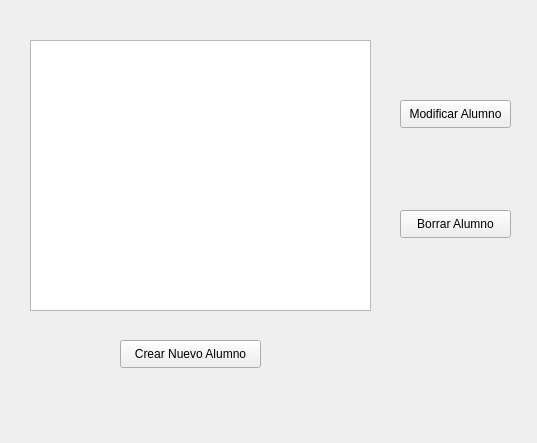
Above: TFGapp/TFGapp/menuAlumno.ui from tfgapp/tfg before the change. Below: the same form after it.
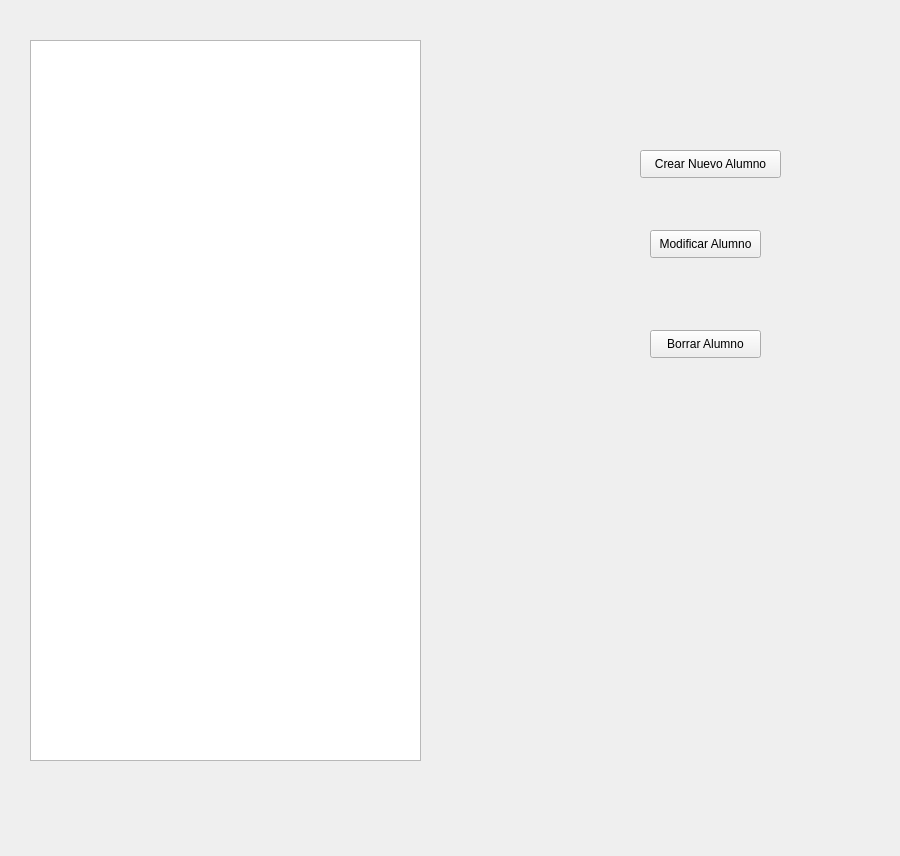
That is the form after the change.

Diff of the .ui file:
```diff
--- a/TFGapp/TFGapp/menuAlumno.ui
+++ b/TFGapp/TFGapp/menuAlumno.ui
@@ -6,8 +6,8 @@
    <rect>
     <x>0</x>
     <y>0</y>
-    <width>537</width>
-    <height>443</height>
+    <width>900</width>
+    <height>856</height>
    </rect>
   </property>
   <property name="windowTitle">
@@ -16,8 +16,8 @@
   <widget class="QPushButton" name="botonCrearAlummno">
    <property name="geometry">
     <rect>
-     <x>120</x>
-     <y>340</y>
+     <x>640</x>
+     <y>150</y>
      <width>141</width>
      <height>28</height>
     </rect>
@@ -31,16 +31,16 @@
     <rect>
      <x>30</x>
      <y>40</y>
-     <width>341</width>
-     <height>271</height>
+     <width>391</width>
+     <height>721</height>
     </rect>
    </property>
   </widget>
   <widget class="QPushButton" name="botonBorrarAlumno">
    <property name="geometry">
     <rect>
-     <x>400</x>
-     <y>210</y>
+     <x>650</x>
+     <y>330</y>
      <width>111</width>
      <height>28</height>
     </rect>
@@ -52,8 +52,8 @@
   <widget class="QPushButton" name="botonModificarAlumno">
    <property name="geometry">
     <rect>
-     <x>400</x>
-     <y>100</y>
+     <x>650</x>
+     <y>230</y>
      <width>111</width>
      <height>28</height>
     </rect>
```
Left out of the diff: 42 changed lines with no effect on the pictures.
